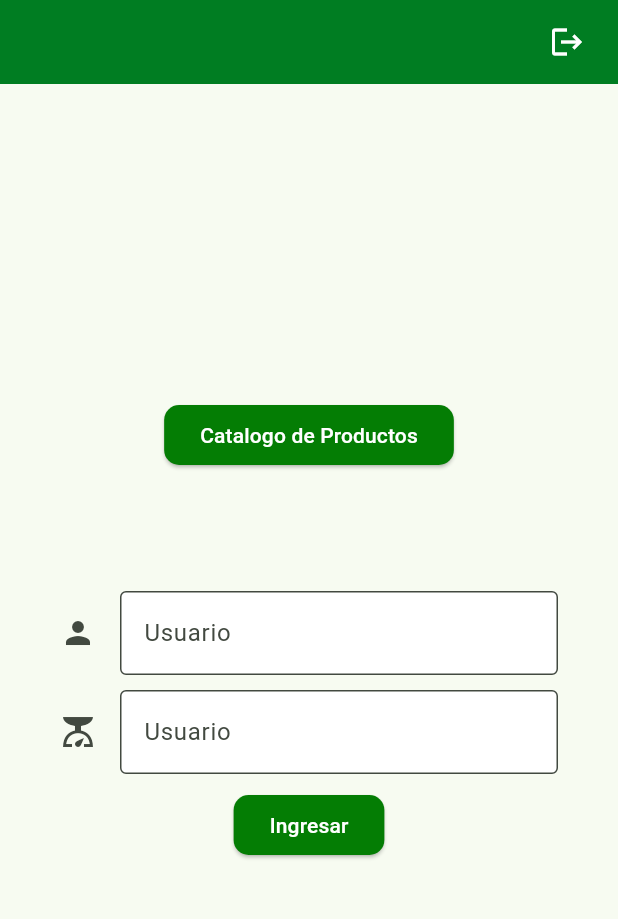
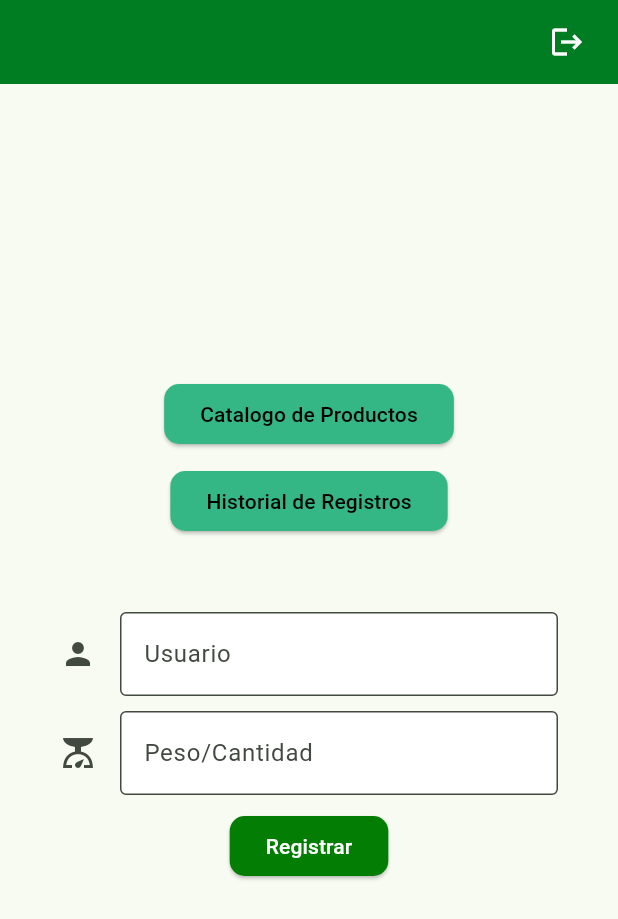
Before and after one commit to gerardo7996/DMI-SHU2, a Flutter app: the PageInicio screen opened directly, on a phone screen of 412 x 824 dp. Shown: the top 919 px of the screen. Run offline on Flutter 3.47's test engine with Material 3 defaults, Android fonts, the phone set to English and light mode, and no system bars; our stand-ins replace cloud_firestore, firebase_auth, firebase_core, font_awesome_flutter; accounts and stored records are empty; network calls fail.

Commit message:
Funcionalidad de Historial de Registro

```diff
--- a/lib/mvc/view/page_inicio.dart
+++ b/lib/mvc/view/page_inicio.dart
@@ -1,11 +1,11 @@
 import 'package:ecoti_app_mobile/mvc/model/model.dart';
 import 'package:ecoti_app_mobile/mvc/view/page_productos.dart';
+import 'package:ecoti_app_mobile/mvc/view/page_registros.dart';
 import 'package:flutter/material.dart';
 import '/mvc/controller/controller.dart';
 import '/mvc/view/my_home_page.dart';
 
-import '/mvc/controller/producto_service.dart';
-import '/mvc/model/producto_model.dart';
+import 'package:cloud_firestore/cloud_firestore.dart';
 
 import 'package:font_awesome_flutter/font_awesome_flutter.dart';
 
@@ -21,6 +21,7 @@ class _PageInicioState extends State<PageInicio> {
   Widget build(BuildContext context) {
     final GlobalKey<FormState> formKey = GlobalKey<FormState>();
     final UserModel? currentUser = AuthService().currentUser;
+    final TextEditingController controller = TextEditingController();
 
     String user = '';
     String peso = '';
@@ -61,8 +62,8 @@ class _PageInicioState extends State<PageInicio> {
         children: <Widget>[
           ElevatedButton(
             style: ElevatedButton.styleFrom(
-              backgroundColor: const Color.fromARGB(255, 4, 125, 4),
-              foregroundColor: Colors.white,
+              backgroundColor: Color.fromARGB(255, 52, 183, 132),
+              foregroundColor: Colors.black,
               shape: RoundedRectangleBorder(
                 borderRadius:
                     BorderRadius.circular(10.0), // Ajusta los bordes del botón
@@ -78,7 +79,28 @@ class _PageInicioState extends State<PageInicio> {
             child: const Text('Catalogo de Productos'),
           ),
           const SizedBox(
-            height: 40,
+            height: 10,
+          ),
+          ElevatedButton(
+            style: ElevatedButton.styleFrom(
+              backgroundColor: Color.fromARGB(255, 52, 183, 132),
+              foregroundColor: Colors.black,
+              shape: RoundedRectangleBorder(
+                borderRadius:
+                    BorderRadius.circular(10.0), // Ajusta los bordes del botón
+              ),
+            ), // foreground
+            onPressed: () {
+              Navigator.pushReplacement(
+                  // ignore: use_build_context_synchronously
+                  context,
+                  MaterialPageRoute(
+                      builder: (context) => const PageRegistros()));
+            },
+            child: const Text('Historial de Registros'),
+          ),
+          const SizedBox(
+            height: 10,
           ),
           Padding(
             padding: const EdgeInsets.all(40.0),
@@ -110,14 +132,19 @@ class _PageInicioState extends State<PageInicio> {
                   TextFormField(
                     decoration: const InputDecoration(
                       icon: Icon(Icons.scale),
-                      hintText: 'Usuario',
+                      hintText: 'Peso/Cantidad',
                       border: OutlineInputBorder(), // Bordes del campo de texto
                       filled: true,
                       fillColor: Colors.white,
                     ),
-                    validator: (String? value) {
+                    controller: controller,
+                    validator: (value) {
                       if (value == null || value.isEmpty) {
-                        return 'Porfavor Ingrese una Cantidad';
+                        return 'El campo no puede estar vacío';
+                      }
+
+                      if (!RegExp(r'^[0-9]+(\.[0-9]{2})?$').hasMatch(value)) {
+                        return 'Valor numerico o con dos decimales';
                       }
                       return null;
                     },
@@ -143,10 +170,18 @@ class _PageInicioState extends State<PageInicio> {
                         // the form is invalid.
                         if (formKey.currentState!.validate()) {
                           // Llamada a la función signUpUser del AuthService
-                          _showAlert('Dato Introducido', user + peso);
+                          FirebaseFirestore.instance
+                              .collection('registros')
+                              .add({
+                            'user': user,
+                            'peso': peso,
+                          });
+
+                          _showAlert('Registro de Datos',
+                              'Se añadio un nuevo registro');
                         }
                       },
-                      child: const Text('Ingresar'),
+                      child: const Text('Registrar'),
                     ),
                   ),
                 ],
--- a/lib/mvc/view/page_productos.dart
+++ b/lib/mvc/view/page_productos.dart
@@ -2,7 +2,6 @@ import 'package:ecoti_app_mobile/mvc/model/model.dart';
 import 'package:ecoti_app_mobile/mvc/view/page_inicio.dart';
 import 'package:flutter/material.dart';
 import '/mvc/controller/controller.dart';
-import '/mvc/view/my_home_page.dart';
 
 import '/mvc/controller/producto_service.dart';
 import '/mvc/model/producto_model.dart';
@@ -60,9 +59,9 @@ class ProductList extends StatelessWidget {
       future: productService.getProducts(),
       builder: (context, snapshot) {
         if (snapshot.connectionState == ConnectionState.waiting) {
-          return Center(child: CircularProgressIndicator());
+          return const Center(child: CircularProgressIndicator());
         } else if (snapshot.hasError) {
-          return Center(child: Text('Error fetching products'));
+          return const Center(child: Text('Error fetching products'));
         } else {
           final products = snapshot.data!;
           return ListView.builder(
```
Also changed, not shown: lib/mvc/view/page_registros.dart (added, +82 -0 lines).
